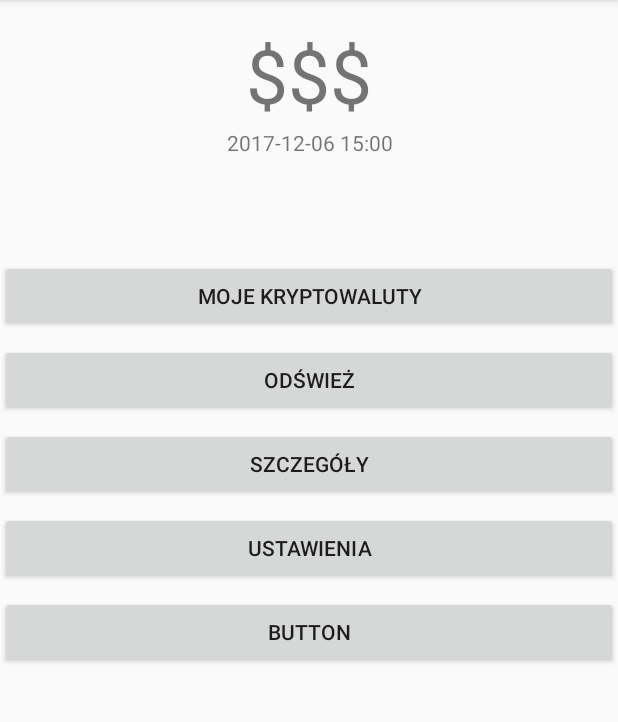
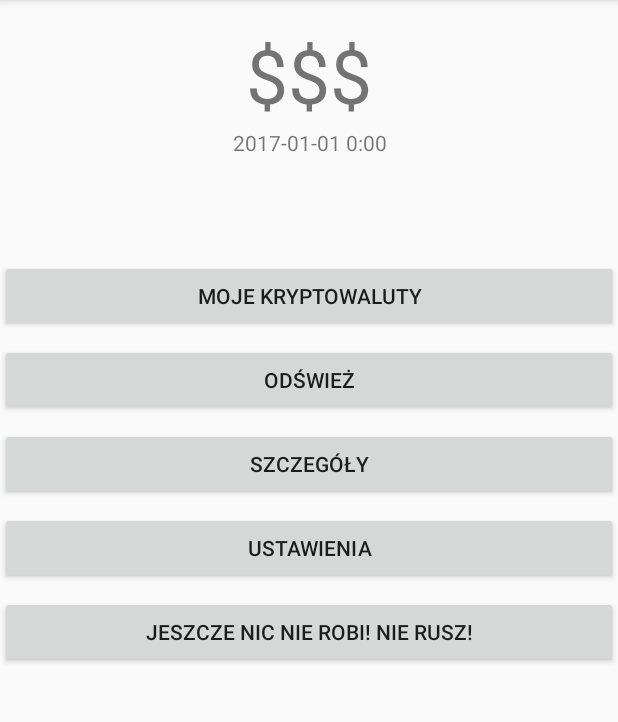
Before and after one commit to Harkor15/My_cryptocurrency, an Android app: the screen it shows after launch (MainActivity), on a phone screen of 412 x 824 dp, the part 84-806 px from its top. Run offline under Robolectric (Android 15) with nearby library versions, the phone set to English and light mode, and no system bars; our stand-ins replace Volley; network calls fail.

```diff
--- a/app/src/main/AndroidManifest.xml
+++ b/app/src/main/AndroidManifest.xml
@@ -18,7 +18,8 @@
             </intent-filter>
         </activity>
         <activity android:name=".settings" />
-        <activity android:name=".myCrypto"></activity>
+        <activity android:name=".myCrypto" />
+        <activity android:name=".AdvancedActivity"></activity>
     </application>
 
 </manifest>
--- a/app/src/main/java/harkor/mycryptocurrency/MainActivity.java
+++ b/app/src/main/java/harkor/mycryptocurrency/MainActivity.java
@@ -79,20 +79,11 @@ public class MainActivity extends AppCompatActivity {
     public void shared() throws JSONException {  //GET DATA FROM SHARED PREFERENCES
         SharedPreferences sharedPreferences;
         sharedPreferences=getSharedPreferences("harkor.myCrypto", Context.MODE_PRIVATE);
-        jsonString=sharedPreferences.getString("jsonString","{\n" +
-                "       \"cryptoList\":[\n" +
-                "       {\"crypto\":\"BTC\",\"amount\":0.01448812,\"date\":\"23-12-2017\",\"ePrice\":15000.0,\"uPrice\":16000.0,\"pPrice\":60000.0},\n" +
-                "       {\"crypto\":\"SAFEX\",\"amount\":164.67,\"date\":\"23-12-2017\",\"ePrice\":15000.0,\"uPrice\":16000.0,\"pPrice\":60000.0},\n" +
-                "       {\"crypto\":\"IOTA\",\"amount\":0.57,\"date\":\"23-12-2017\",\"ePrice\":15000.0,\"uPrice\":16000.0,\"pPrice\":60000.0},\n" +
-                "       {\"crypto\":\"ADA\",\"amount\":58.76,\"date\":\"23-12-2017\",\"ePrice\":15000.0,\"uPrice\":16000.0,\"pPrice\":60000.0},\n" +
-                "       {\"crypto\":\"XVG\",\"amount\":110.3,\"date\":\"23-12-2017\",\"ePrice\":15000.0,\"uPrice\":16000.0,\"pPrice\":60000.0},\n" +
-                "       {\"crypto\":\"BCH\",\"amount\":0.00409767,\"date\":\"23-12-2017\",\"ePrice\":15000.0,\"uPrice\":16000.0,\"pPrice\":60000.0},\n" +
-                "       {\"crypto\":\"LSK\",\"amount\":5.0,\"date\":\"23-12-2017\",\"ePrice\":20.0,\"uPrice\":21.0,\"pPrice\":80.0}\n" +
-                "       ]\n" +
-                "}");
+        jsonString=sharedPreferences.getString("jsonString","{\"cryptoList\":[]}");
         Log.d("JSONstring: ",jsonString);
-        if(jsonString=="EMPTY"){
-        Log.d("SHARED: ","EMPTY");
+        if(jsonString=="{\"cryptoList\":[]}"){
+            Log.d("SHARED","EMPTY");
+            Toast.makeText(MainActivity.this,"Nie ma krypto!",Toast.LENGTH_SHORT).show();
         }else {
             JSONObject jsonObject = new JSONObject(jsonString);
             JSONArray jsonArray = jsonObject.getJSONArray("cryptoList");
@@ -204,7 +195,10 @@ public class MainActivity extends AppCompatActivity {
         checkPrice();
 
     }
-
+    public void advancedAct(View view){
+        Intent advancedAct=new Intent(this,AdvancedActivity.class);
+        startActivity(advancedAct);
+    }
 
 
 
--- a/app/src/main/res/layout/activity_main.xml
+++ b/app/src/main/res/layout/activity_main.xml
@@ -22,11 +22,11 @@
         android:id="@+id/time"
         android:layout_width="wrap_content"
         android:layout_height="wrap_content"
-        android:text="2017-12-06 15:00"
+        android:layout_marginTop="2dp"
+        android:text="2017-01-01 0:00"
+        app:layout_constraintHorizontal_bias="0.502"
         app:layout_constraintLeft_toLeftOf="parent"
         app:layout_constraintRight_toRightOf="parent"
-        app:layout_constraintHorizontal_bias="0.502"
-        android:layout_marginTop="2dp"
         app:layout_constraintTop_toBottomOf="@+id/ammount" />
 
     <Button
@@ -63,7 +63,7 @@
         android:layout_width="0dp"
         android:layout_height="wrap_content"
         android:layout_marginTop="8dp"
-        android:text="Button"
+        android:text="Jeszcze nic nie robi! NIE RUSZ!"
         app:layout_constraintHorizontal_bias="0.0"
         app:layout_constraintLeft_toLeftOf="parent"
         app:layout_constraintRight_toRightOf="parent"
@@ -74,12 +74,13 @@
         android:layout_width="0dp"
         android:layout_height="wrap_content"
         android:layout_marginBottom="8dp"
+        android:layout_marginTop="8dp"
+        android:onClick="advancedAct"
         android:text="@string/add_inf"
         app:layout_constraintBottom_toBottomOf="parent"
         app:layout_constraintHorizontal_bias="0.0"
         app:layout_constraintLeft_toLeftOf="parent"
         app:layout_constraintRight_toRightOf="parent"
-        android:layout_marginTop="8dp"
         app:layout_constraintTop_toBottomOf="@+id/button5"
         app:layout_constraintVertical_bias="0.0" />
 
--- a/app/src/main/res/values/strings.xml
+++ b/app/src/main/res/values/strings.xml
@@ -21,4 +21,5 @@
     <string name="checkConn">Sprawdź połączenie internetowe!</string>
     <string name="errorJSON">Coś posżło nie tak z JSON\'em!</string>
     <string name="noData">Dodaj swoje kryptowaluty</string>
+    <string name="CryptoShortName">Skrócona nazwa (BTC)</string>
 </resources>
```
Also changed, not shown: app/src/main/java/harkor/mycryptocurrency/AdvancedActivity.java (added, +19 -0 lines), app/src/main/java/harkor/mycryptocurrency/MyCustomAdapter.java (+1 -19 lines), app/src/main/java/harkor/mycryptocurrency/myCrypto.java (+21 -8 lines), app/src/main/res/layout/activity_advanced.xml (added, +37 -0 lines), app/src/main/res/layout/add_dialog.xml (+4 -4 lines).
